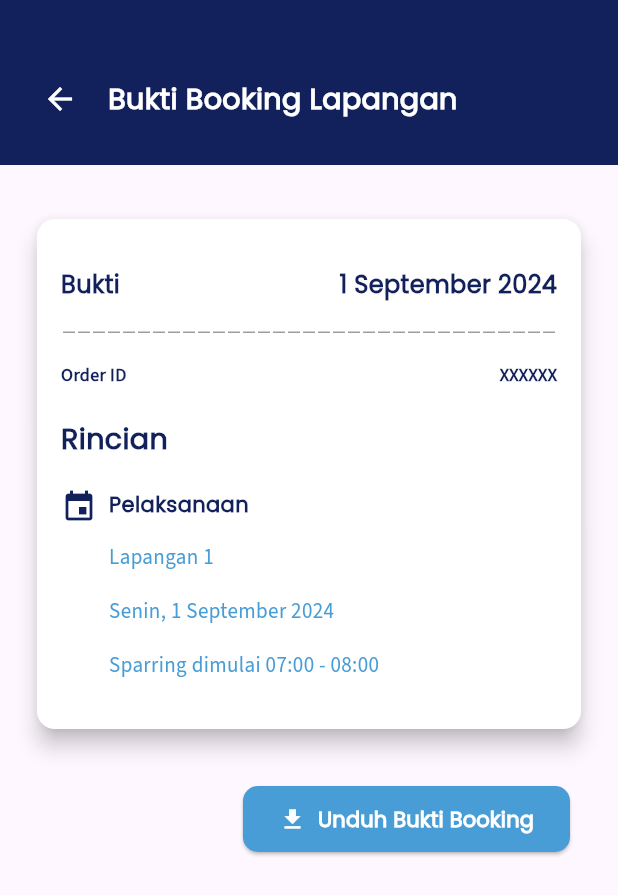
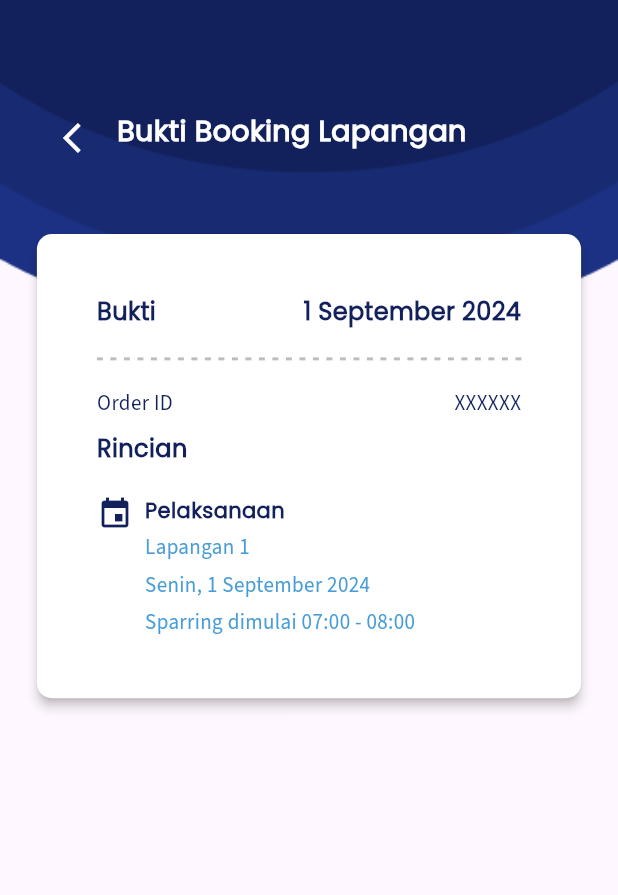
Before and after one commit to iammburg/arena-connect, a Flutter app: the BuktiBookingLapangan screen opened directly, on a phone screen of 412 x 824 dp. Shown: the top 895 px of the screen. Run offline on Flutter 3.47's test engine with Material 3 defaults, Android fonts, the phone set to English and light mode, and no system bars; our stand-ins replace carousel_slider, device_preview, image_picker.

Commit message:
feat : fix the fontsize, font style and color

```diff
--- a/lib/screens/booking/bukti_booking_lap.dart
+++ b/lib/screens/booking/bukti_booking_lap.dart
@@ -1,41 +1,50 @@
 import 'package:arena_connect/config/theme.dart';
+import 'package:arena_connect/screens/field-search/select_schedule.dart';
 import 'package:flutter/material.dart';
 
 class BuktiBookingLapangan extends StatelessWidget {
   @override
   Widget build(BuildContext context) {
     return Scaffold(
-      appBar: PreferredSize(
-        preferredSize: Size.fromHeight(110),
-        child: AppBar(
-          backgroundColor: primary,
-          elevation: 0,
-          automaticallyImplyLeading: false,
-          flexibleSpace: Padding(
-            padding: const EdgeInsets.only(left: 16, right: 16, bottom: 20),
-            child: Align(
-              alignment: Alignment.bottomLeft,
-              child: Row(
+      body: Stack(
         children: [
-                  IconButton(
-                    icon: Icon(Icons.arrow_back, color: Colors.white),
+          Positioned(
+            top: 0,
+            left: 0,
+            right: 0,
+            child: Image.asset(
+              'images/top-wave-cropped.png',
+              fit: BoxFit.fitWidth,
+            ),
+          ),
+          Column(
+            children: [
+              const SizedBox(height: 28),
+              Row(
+                mainAxisAlignment: MainAxisAlignment.start,
+                crossAxisAlignment: CrossAxisAlignment.start,
+                children: [
+                  Padding(
+                    padding: const EdgeInsets.only(left: 30, top: 40),
+                    child: IconButton(
                       onPressed: () {
                         Navigator.pop(context);
                       },
+                      icon: const Icon(Icons.arrow_back_ios),
+                      color: white,
                     ),
-                  SizedBox(width: 8),
-                  Text(
-                    'Bukti Booking Lapangan',
-                    style: superFont1.copyWith(color: Colors.white),
+                  ),
+                  Padding(
+                    padding: const EdgeInsets.only(top: 46),
+                    // Memberikan jarak antara ikon dan teks
+                    child: Text(
+                        'Bukti Booking Lapangan', // Teks yang ingin ditampilkan
+                        style: superFont1.copyWith(color: white)),
                   ),
                 ],
               ),
-            ),
-          ),
-        ),
-      ),
-      body: Padding(
-        padding: const EdgeInsets.all(16.0),
+              Padding(
+                padding: const EdgeInsets.all(20.0),
                 child: Column(
                   crossAxisAlignment: CrossAxisAlignment.start,
                   children: [
@@ -44,19 +53,19 @@ class BuktiBookingLapangan extends StatelessWidget {
                       child: SizedBox(
                         width: MediaQuery.of(context).size.width * 0.9,
                         child: Card(
-                  elevation: 6,
+                          elevation: 3,
                           shape: RoundedRectangleBorder(
-                    borderRadius: BorderRadius.circular(12),
+                            borderRadius: BorderRadius.circular(10),
                           ),
                           color: Colors.white,
                           child: Padding(
-                    padding: const EdgeInsets.symmetric(
-                        vertical: 32.0, horizontal: 16.0),
+                            padding: const EdgeInsets.all(40),
                             child: Column(
                               crossAxisAlignment: CrossAxisAlignment.start,
                               children: [
                                 Row(
-                          mainAxisAlignment: MainAxisAlignment.spaceBetween,
+                                  mainAxisAlignment:
+                                      MainAxisAlignment.spaceBetween,
                                   children: [
                                     Text(
                                       'Bukti',
@@ -69,43 +78,31 @@ class BuktiBookingLapangan extends StatelessWidget {
                                   ],
                                 ),
                                 const SizedBox(height: 20),
-                        LayoutBuilder(
-                          builder: (context, constraints) {
-                            int itemCount = (constraints.maxWidth / 10).floor();
-                            return Center(
-                              child: Row(
-                                mainAxisAlignment: MainAxisAlignment.center,
-                                children: List.generate(itemCount, (index) {
-                                  return Container(
-                                    width: 8,
-                                    height: 1,
-                                    color: Colors.grey,
-                                    margin: const EdgeInsets.symmetric(
-                                        horizontal: 1),
-                                  );
-                                }),
-                              ),
-                            );
-                          },
+                                CustomPaint(
+                                  painter: DashedLinePainter(
+                                      color: Colors.grey.shade400),
+                                  size: Size(
+                                      MediaQuery.of(context).size.width, 0.5),
                                 ),
                                 SizedBox(height: 20),
                                 Row(
-                          mainAxisAlignment: MainAxisAlignment.spaceBetween,
+                                  mainAxisAlignment:
+                                      MainAxisAlignment.spaceBetween,
                                   children: [
                                     Text(
                                       'Order ID',
-                              style: regulerFont2,
+                                      style: regulerFont1,
                                     ),
                                     Text(
                                       'XXXXXX', //data dinamis
-                              style: regulerFont2,
+                                      style: regulerFont1,
                                     ),
                                   ],
                                 ),
-                        SizedBox(height: 20),
+                                SizedBox(height: 8),
                                 Text(
                                   'Rincian',
-                          style: superFont1,
+                                  style: superFont2,
                                 ),
                                 SizedBox(height: 20),
                                 Row(
@@ -114,29 +111,30 @@ class BuktiBookingLapangan extends StatelessWidget {
                                     Icon(Icons.event, color: primary),
                                     SizedBox(width: 8),
                                     Column(
-                              crossAxisAlignment: CrossAxisAlignment.start,
+                                      crossAxisAlignment:
+                                          CrossAxisAlignment.start,
                                       children: [
                                         Text(
                                           'Pelaksanaan',
                                           style: superFont3,
                                         ),
-                                SizedBox(height: 16),
+                                        SizedBox(height: 5),
                                         Text(
                                           'Lapangan 1',
-                                  style:
-                                      regulerFont1.copyWith(color: secondary),
+                                          style: regulerFont1.copyWith(
+                                              color: secondary),
                                         ),
-                                SizedBox(height: 16),
+                                        SizedBox(height: 5),
                                         Text(
                                           'Senin, 1 September 2024',
-                                  style:
-                                      regulerFont1.copyWith(color: secondary),
+                                          style: regulerFont1.copyWith(
+                                              color: secondary),
                                         ),
-                                SizedBox(height: 16),
+                                        SizedBox(height: 5),
                                         Text(
                                           'Sparring dimulai 07:00 - 08:00',
-                                  style:
-                                      regulerFont1.copyWith(color: secondary),
+                                          style: regulerFont1.copyWith(
+                                              color: secondary),
                                         ),
                                       ],
                                     ),
@@ -148,35 +146,39 @@ class BuktiBookingLapangan extends StatelessWidget {
                         ),
                       ),
                     ),
-            SizedBox(height: 32),
-            Align(
-              alignment: Alignment.centerRight,
-              child: Padding(
-                padding: const EdgeInsets.only(right: 16.0),
-                child: ElevatedButton.icon(
-                  onPressed: () {
-                    // Aksi ketika tombol ditekan
-                  },
-                  icon: Icon(Icons.download, color: Colors.white),
-                  label: Text(
-                    'Unduh Bukti Booking',
-                    style: superFont3.copyWith(color: Colors.white),
-                  ),
-                  style: ElevatedButton.styleFrom(
-                    padding: EdgeInsets.symmetric(
-                      horizontal: 24.0,
-                      vertical: 12.0,
-                    ),
-                    backgroundColor: secondary,
-                    shape: RoundedRectangleBorder(
-                      borderRadius: BorderRadius.circular(10),
-                    ),
-                  ),
-                ),
+                    // SizedBox(height: 20),
+                    // Align(
+                    //   alignment: Alignment.centerRight,
+                    //   child: Padding(
+                    //     padding: const EdgeInsets.only(right: 10.0),
+                    //     child: ElevatedButton.icon(
+                    //       onPressed: () {
+                    //         // Aksi ketika tombol ditekan
+                    //       },
+                    //       icon: Icon(Icons.download, color: Colors.white),
+                    //       label: Text(
+                    //         'Unduh Bukti Booking',
+                    //         style: superFont3.copyWith(color: Colors.white),
+                    //       ),
+                    //       style: ElevatedButton.styleFrom(
+                    //         padding: EdgeInsets.symmetric(
+                    //           horizontal: 28.0,
+                    //           vertical: 18.0,
+                    //         ),
+                    //         backgroundColor: secondary,
+                    //         shape: RoundedRectangleBorder(
+                    //           borderRadius: BorderRadius.circular(10),
+                    //         ),
+                    //       ),
+                    //     ),
+                    //   ),
+                    // ),
+                  ],
                 ),
               ),
             ],
           ),
+        ],
       ),
     );
   }
```
Lines whose indentation alone changed are shown as unchanged.
